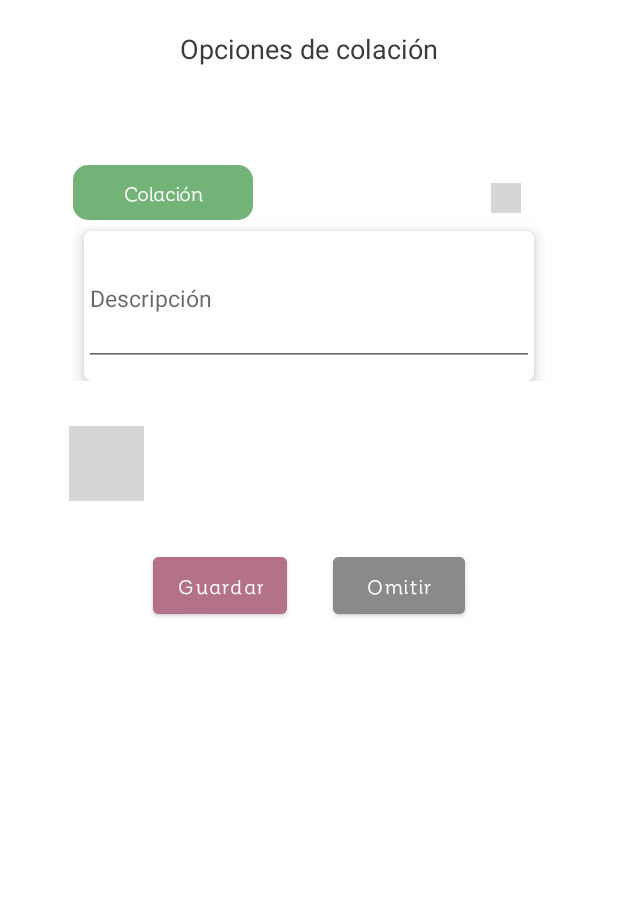
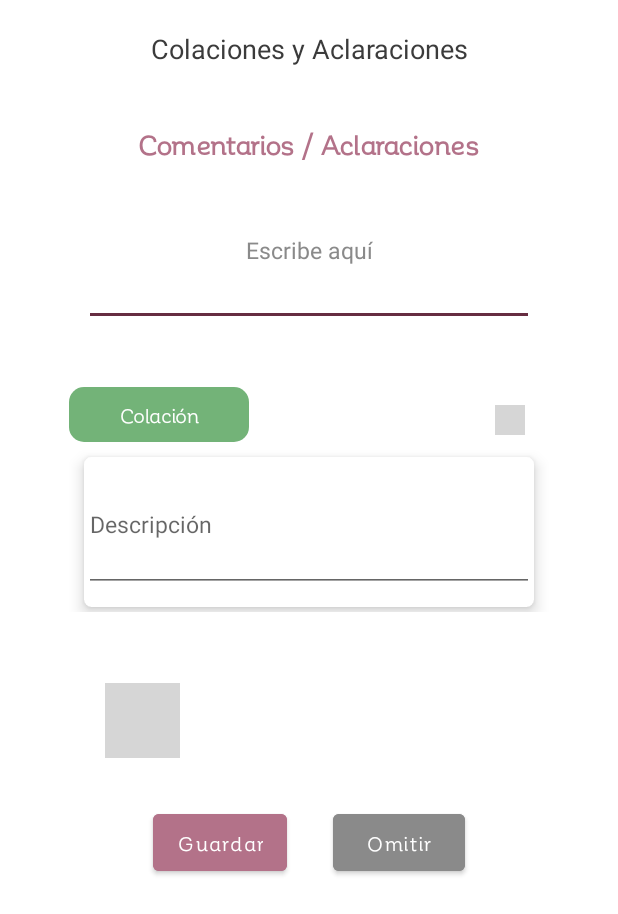
Before and after one commit to Maliekka/NutriLab, an Android app: the NewDietSnacks screen opened directly, with no data from a screen before it, after a tap on an icon or button, on a phone screen of 412 x 824 dp. Shown: the top 914 px of the screen. Run offline under Robolectric (Android 15) with nearby library versions, the phone set to English and light mode, and no system bars; our stand-ins replace Firebase (no records; nobody signed in at launch, a user with empty details on screens opened directly); grey boxes are pictures that could not be loaded.

Commit message:
colaciones y correcciones al perfil nutriologo

```diff
--- a/app/src/main/java/com/example/nutrilab/NewDietSnacks.java
+++ b/app/src/main/java/com/example/nutrilab/NewDietSnacks.java
@@ -2,24 +2,34 @@ package com.example.nutrilab;
 
 import androidx.appcompat.app.AppCompatActivity;
 
+import android.content.Intent;
 import android.os.Bundle;
 import android.view.View;
 import android.widget.Button;
 import android.widget.EditText;
 import android.widget.ImageButton;
 import android.widget.LinearLayout;
+import android.widget.TextView;
 
+import com.example.nutrilab.Nutricionist.nutriMenu;
 import com.google.firebase.auth.FirebaseAuth;
+import com.google.firebase.firestore.DocumentReference;
+import com.google.firebase.firestore.DocumentSnapshot;
 import com.google.firebase.firestore.FirebaseFirestore;
 import com.google.firebase.storage.FirebaseStorage;
 
+import java.util.ArrayList;
+import java.util.HashMap;
+import java.util.List;
+
 public class NewDietSnacks extends AppCompatActivity {
-    private String uID, planID;
+    private String  planID;
     private FirebaseAuth nyauth;
     private FirebaseFirestore db;
     private ImageButton addSnack;
     private Button guardar, omitir;
     private LinearLayout snackLayout;
+    private EditText extraData;
 
 
 
@@ -29,13 +39,13 @@ public class NewDietSnacks extends AppCompatActivity {
         setContentView(R.layout.activity_new_diet_snacks);
         nyauth = FirebaseAuth.getInstance();
         db = FirebaseFirestore.getInstance();
-        uID = nyauth.getUid();
-
         addSnack = findViewById(R.id.addSnack);
         guardar = findViewById(R.id.guardar);
         omitir = findViewById(R.id.omitir);
         snackLayout = findViewById(R.id.snacklayout);
+        extraData=findViewById(R.id.extraData);
 
+        planID = getIntent().getStringExtra("ID");
 
 
         addSnack.setOnClickListener(v -> {
@@ -43,17 +53,17 @@ public class NewDietSnacks extends AppCompatActivity {
         });
 
         guardar.setOnClickListener(v -> {
-
+            saveSnacks();
+            startActivity(new Intent(this, nutriMenu.class));
         });
 
         omitir.setOnClickListener(v -> {
-
+            startActivity(new Intent(this,nutriMenu.class));
         });
     }
 
     public void addSnackOption(){
         View singleSnackRow = getLayoutInflater().inflate(R.layout.single_snackrow,null,false);
-        EditText description = (EditText) singleSnackRow.findViewById(R.id.inputDescribe);
         ImageButton deleteOption = (ImageButton) singleSnackRow.findViewById(R.id.deleteSnackRow);
         deleteOption.setOnClickListener(v -> {
             removeSnackOption(singleSnackRow);
@@ -64,4 +74,29 @@ public class NewDietSnacks extends AppCompatActivity {
     public void removeSnackOption(View v){
         snackLayout.removeView(v);
     }
+
+    public void saveSnacks(){
+        String stringExtraData = extraData.getText().toString();
+        List<String> snacks = new ArrayList<>();
+        View rowSnack;
+        for (int i = 0; i<snackLayout.getChildCount();i++){
+            rowSnack=snackLayout.getChildAt(i);
+            EditText description  = rowSnack.findViewById(R.id.inputDescribe);
+            if(!description.getText().toString().isEmpty()){// verificar si añadió una descripción vacia, si es asi, simplemente no lo añade a la lista
+                snacks.add(description.getText().toString());
+            }
+        }
+        DocumentReference documentReference = db.collection("NutriPlans").document(planID);
+        documentReference.get().addOnCompleteListener(task -> {
+            if(task.isSuccessful()){
+                DocumentSnapshot document = task.getResult();
+                if(document.exists()){
+                    documentReference.update("colaciones",snacks);
+                    if(!stringExtraData.isEmpty()){
+                        documentReference.update("comentario",stringExtraData);
+                    }
+                }
+            }
+        });
+    }
 }
--- a/app/src/main/java/com/example/nutrilab/Nutricionist/nutriProfileFragment.java
+++ b/app/src/main/java/com/example/nutrilab/Nutricionist/nutriProfileFragment.java
@@ -33,7 +33,7 @@ public class nutriProfileFragment extends Fragment {
     private FirebaseFirestore db;
     private FirebaseAuth nyauth;
     private ImageView profilePic;
-    private TextView nombre,apellidos,ncedula,acercade;
+    private TextView nombre,apellidos,ncedula,acercade, precio;
     private ImageButton toEdit;
     private String uID;
     private List<Shift> ListSchedule = new ArrayList<>();
@@ -67,6 +67,7 @@ public class nutriProfileFragment extends Fragment {
         nombre = (TextView) getView().findViewById(R.id.NutriProfileName);
         apellidos = (TextView) getView().findViewById(R.id.NutriProfileLastName);
         ncedula = (TextView) getView().findViewById(R.id.NutriProfileNced);
+        precio = (TextView) getView().findViewById(R.id.NutriProfilePrice);
         acercade = (TextView) getView().findViewById(R.id.NutriProfileAbout);
         scheduleLayout = (LinearLayout) getView().findViewById(R.id.scheduleProfileNut);
         uID=nyauth.getUid();
@@ -112,6 +113,7 @@ public class nutriProfileFragment extends Fragment {
                 String lastName = usr.get("Apellidos").toString();
                 String nCed = usr.get("nutriologoData.nCedula").toString();
                 String about = usr.get("nutriologoData.About").toString();
+                String price = usr.get("nutriologoData.Precio").toString();
                 //obtener horarios
                 ListSchedule = usr.toObject(Horarios.class).Horario;
                 if(ListSchedule.size()!=0){
@@ -131,10 +133,12 @@ public class nutriProfileFragment extends Fragment {
                 apellidos.setText(lastName);
                 ncedula.setText(nCed);
                 acercade.setText(about);
+                precio.setText(price);
             }
             else{
                 profilePic.setImageResource(R.drawable.lorempicsum);
                 nombre.setText("NaN");
+                precio.setText("NaN");
                 apellidos.setText("NaN");
                 ncedula.setText("NaN");
                 acercade.setText("NaN");
--- a/app/src/main/res/drawable/bordericons.xml
+++ b/app/src/main/res/drawable/bordericons.xml
@@ -2,7 +2,7 @@
 <shape xmlns:android="http://schemas.android.com/apk/res/android">
 
     <solid
-        android:color="@color/gray">
+        android:color="@color/shade">
     </solid>
 
 
--- a/app/src/main/res/layout/activity_main.xml
+++ b/app/src/main/res/layout/activity_main.xml
@@ -59,6 +59,7 @@
             android:textColor="#3b3b3b"
             android:textColorHint="@color/hint"
             android:background="@drawable/bordericons"
+
             android:padding="5dp"
             >
         </EditText>
--- a/app/src/main/res/layout/activity_new_diet_snacks.xml
+++ b/app/src/main/res/layout/activity_new_diet_snacks.xml
@@ -5,6 +5,8 @@
     xmlns:tools="http://schemas.android.com/tools"
     android:layout_width="match_parent"
     android:layout_height="match_parent">
+
+
 
     <LinearLayout
 
@@ -19,12 +21,43 @@
         android:layout_height="wrap_content"
         android:gravity="center"
         android:padding="20dp"
-        android:text="Opciones de colación"
+        android:text="Colaciones y Aclaraciones"
         android:textColor="@color/textMain"
         android:textSize="18sp"
         app:layout_constraintStart_toStartOf="parent"
         app:layout_constraintTop_toTopOf="parent">
     </TextView>
+
+        <LinearLayout
+            android:layout_width="wrap_content"
+            android:layout_height="wrap_content"
+            android:orientation="vertical"
+            android:layout_gravity="center"
+            android:layout_margin="10dp">
+            <TextView
+                android:layout_width="wrap_content"
+                android:layout_height="wrap_content"
+                android:text="Comentarios / Aclaraciones"
+                android:fontFamily="@font/corporative"
+                android:layout_margin="10dp"
+                android:textStyle="bold"
+                android:textSize="18sp"
+                android:layout_gravity="center"
+                android:textColor="@color/lightred">
+            </TextView>
+
+            <EditText
+                android:id="@+id/extraData"
+                android:layout_width="300dp"
+                android:layout_height="100dp"
+                android:hint="Escribe aquí"
+                android:gravity="center"
+                android:textColorHint="@color/hint"
+                android:textSize="15sp"
+                android:inputType="textMultiLine"
+                android:textColor="@color/textMain">
+            </EditText>
+        </LinearLayout>
 
 
 
@@ -49,7 +82,7 @@
                 android:id="@+id/addSnack"
                 android:layout_width="50dp"
                 android:layout_height="50dp"
-                android:layout_marginp="32dp"
+                android:layout_margin="32dp"
                 android:background="@drawable/ic_add"
                 android:backgroundTint="@color/textMain"
                 app:layout_constraintEnd_toEndOf="parent"
--- a/app/src/main/res/layout/fragment_nutri_patients.xml
+++ b/app/src/main/res/layout/fragment_nutri_patients.xml
@@ -4,6 +4,7 @@
     android:layout_width="match_parent"
     android:layout_height="match_parent"
     android:background="@color/white"
+
     tools:context=".Nutricionist.nutriPatientsFragment">
 
 
@@ -18,7 +19,8 @@
     <TextView
         android:layout_width="wrap_content"
         android:layout_height="wrap_content"
-        android:layout_gravity="center"
+        android:layout_marginStart="20dp"
+        android:layout_marginTop="20dp"
         android:text="No tienes pacientes registrados">
     </TextView>
 
--- a/app/src/main/res/layout/single_snackrow.xml
+++ b/app/src/main/res/layout/single_snackrow.xml
@@ -11,8 +11,7 @@
         android:layout_width="wrap_content"
         android:layout_height="wrap_content"
         android:layout_gravity="center"
-        android:layout_margin="10dp"
-        android:padding="10dp"
+        android:padding="5dp"
         android:orientation="vertical">
 
         <TextView
@@ -50,7 +49,7 @@
             android:id="@+id/cardView"
             android:layout_width="300dp"
             android:layout_height="100dp"
-            android:layout_margin="7dp"
+            android:layout_margin="10dp"
             app:cardCornerRadius="5dp"
             app:cardElevation="6dp"
             app:layout_constraintEnd_toEndOf="parent"
@@ -69,14 +68,22 @@
                     android:layout_marginBottom="10dp"
                     android:hint="Descripción"
                     android:textSize="15dip"
-                    tools:layout_editor_absoluteX="16dp"
-                    tools:layout_editor_absoluteY="-24dp">
+                    >
 
                 </EditText>
             </androidx.constraintlayout.widget.ConstraintLayout>
 
 
         </androidx.cardview.widget.CardView>
+
+        <LinearLayout
+            android:layout_width="match_parent"
+            android:layout_height="3dp"
+            app:layout_constraintEnd_toEndOf="parent"
+            app:layout_constraintStart_toStartOf="parent"
+            app:layout_constraintTop_toBottomOf="@+id/cardView">
+
+        </LinearLayout>
     </androidx.constraintlayout.widget.ConstraintLayout>
 
 
```
Also changed, not shown: app/src/main/java/com/example/nutrilab/Nutricionist/editNutriProfile.java (+10 -3 lines), app/src/main/res/layout/activity_edit_nutri_profile.xml (+32 -1 lines), app/src/main/res/layout/fragment_nutri_profile.xml (+36 -7 lines).
